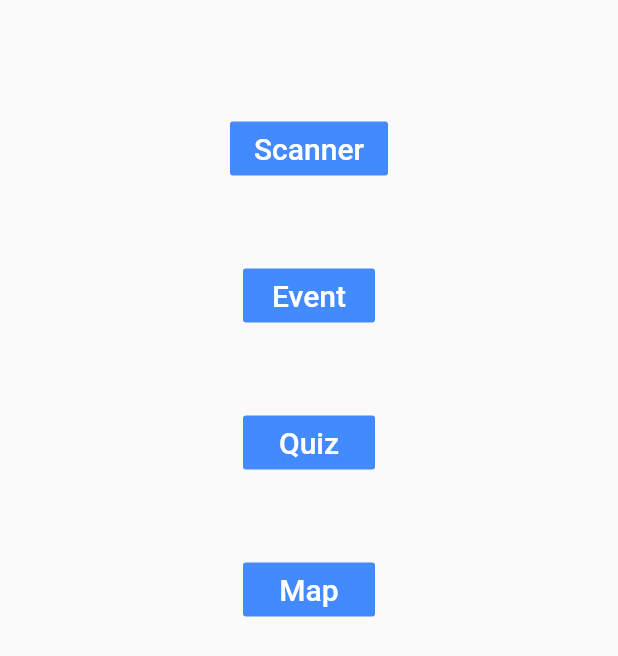
After one commit to Deepthisalian/incridea, a Flutter app: the screen it shows after launch, swiped to page 2, on a phone screen of 412 x 824 dp. The commit adds this screen. Shown: the top 656 px of the screen. Run offline on Flutter 3.47's test engine with Material 2 defaults, Android fonts, the phone set to English and light mode, and no system bars; our stand-ins replace cloud_firestore, firebase_core, fluttertoast, qr_flutter, shared_preferences; missing offline and left inert: email_auth, flutter_email_sender, mailer; accounts and stored records are empty.

Commit message:
added homePage

```diff
--- a/lib/main.dart
+++ b/lib/main.dart
@@ -1,4 +1,6 @@
 import 'package:flutter/material.dart';
+import 'package:login_2/screens/HomePage.dart';
+import 'package:login_2/screens/home.dart';
 import 'package:login_2/screens/signIn.dart';
 import 'package:login_2/screens/test.dart';
 import 'package:firebase_core/firebase_core.dart';
@@ -32,7 +34,7 @@ class MyApp extends StatelessWidget {
         // is not restarted.
         primarySwatch: Colors.blue,
       ),
-      home: const SignInScreen(),
+      home: home(),
       //home: GeneratePage(),
     );
   }
--- /dev/null
+++ b/lib/screens/HomePage.dart
@@ -0,0 +1,64 @@
+
+import 'package:flutter/material.dart';
+import 'package:login_2/screens/event.dart';
+
+class HomePage extends StatelessWidget {
+  @override
+  Widget build(BuildContext context) {
+    return Scaffold(
+        body: Center(child: Column(children: <Widget>[
+          Container(
+            margin: EdgeInsets.all(25),
+
+          ),
+          Container(
+            margin: EdgeInsets.all(25),
+            child: FlatButton(
+              child: Text('Scanner', style: TextStyle(fontSize: 20.0),),
+              color: Colors.blueAccent,
+              textColor: Colors.white,
+              onPressed: () {
+              },
+            ),
+          ),
+
+          Container(
+            margin: EdgeInsets.all(25),
+            child: FlatButton(
+              child: Text('Event', style: TextStyle(fontSize: 20.0),),
+              color: Colors.blueAccent,
+              textColor: Colors.white,
+              onPressed: () {
+                Navigator.push(context,
+                    MaterialPageRoute(builder: (context) => Events()));
+              },
+            ),
+          ),
+
+          Container(
+            margin: EdgeInsets.all(25),
+            child: FlatButton(
+              child: Text('Quiz', style: TextStyle(fontSize: 20.0),),
+              color: Colors.blueAccent,
+              textColor: Colors.white,
+              onPressed: () {
+              },
+            ),
+          ),
+
+          Container(
+            margin: EdgeInsets.all(25),
+            child: FlatButton(
+              child: Text('Map', style: TextStyle(fontSize: 20.0),),
+              color: Colors.blueAccent,
+              textColor: Colors.white,
+              onPressed: () {
+              },
+            ),
+          ),
+
+
+        ]
+        )));
+  }
+}
--- /dev/null
+++ b/lib/screens/home.dart
@@ -0,0 +1,33 @@
+import 'package:flutter/material.dart';
+import 'package:login_2/screens/AboutUs.dart';
+import 'package:login_2/screens/signIn.dart';
+import 'HomePage.dart';
+import 'AboutUs.dart';
+
+class home extends StatefulWidget {
+  @override
+  _homeState createState() => _homeState();
+}
+
+class _homeState extends State<home> {
+  String msg = 'Flutter RaisedButton Example';
+  @override
+  Widget build(BuildContext context) {
+    return MaterialApp(
+        home: Scaffold(
+
+          body:
+          PageView
+            (children: <Widget>[
+            SignInScreen(),
+            HomePage(),
+            AboutUs(),
+
+
+          ]
+          ) ,
+        )
+    );
+  }
+
+}
```
Also changed, not shown: lib/screens/AboutUs.dart (added, +10 -0 lines), lib/screens/event.dart (added, +85 -0 lines).
